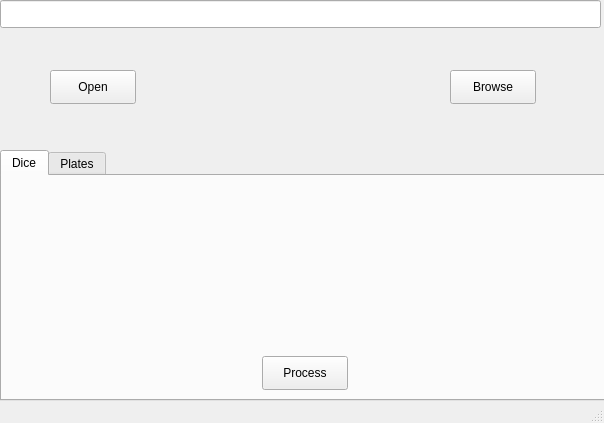
Before: the Qt Designer form mainwindow.ui in Nothing3000/GoeGedaanVision, drawn with Qt 5.
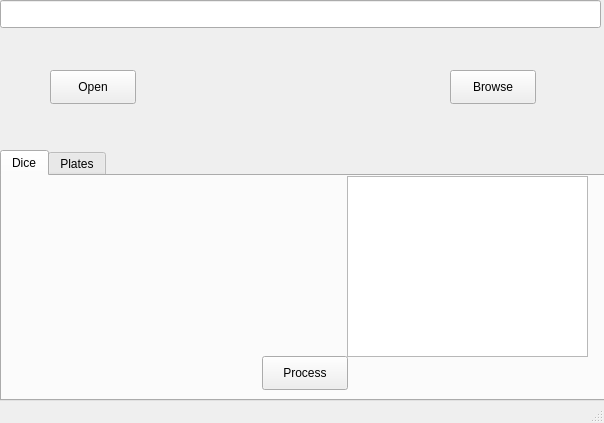
After: the same form once the commit is applied.

Patch:
```diff
--- a/mainwindow.ui
+++ b/mainwindow.ui
@@ -59,18 +59,15 @@
        <bool>false</bool>
       </property>
      </widget>
-     <widget class="QLabel" name="afterImageDice">
+     <widget class="QListWidget" name="outputList">
       <property name="geometry">
        <rect>
-        <x>340</x>
-        <y>10</y>
-        <width>250</width>
-        <height>170</height>
+        <x>345</x>
+        <y>0</y>
+        <width>241</width>
+        <height>181</height>
        </rect>
       </property>
-      <property name="text">
-       <string/>
-      </property>
      </widget>
     </widget>
     <widget class="QWidget" name="tabPlates">
```
